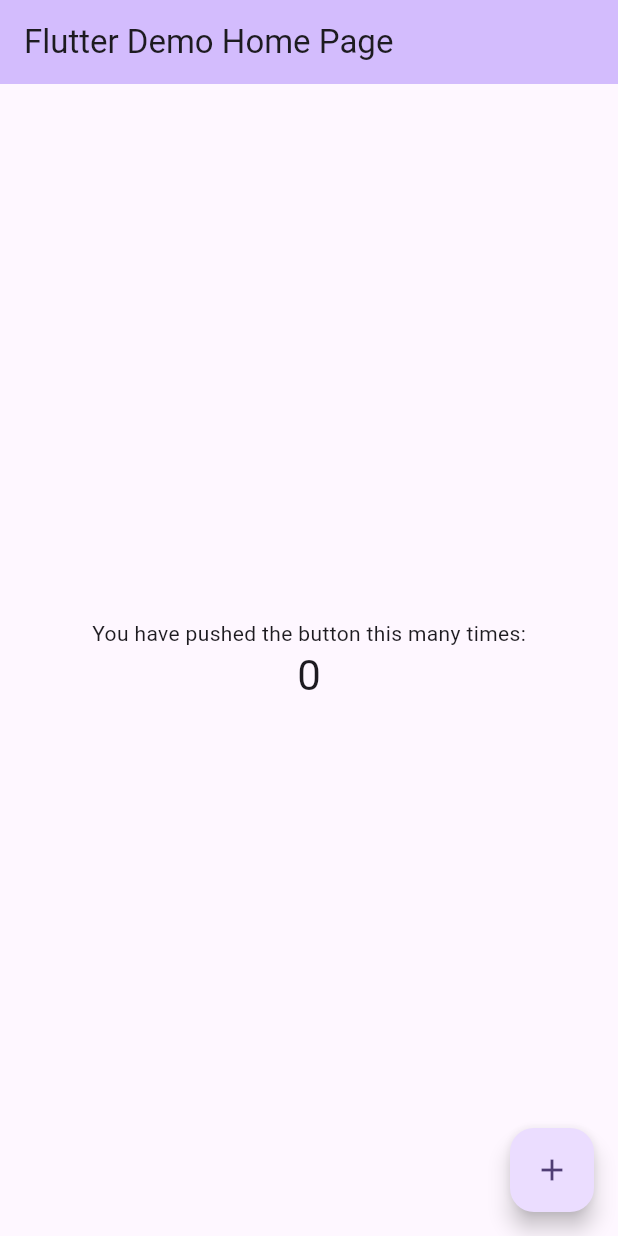
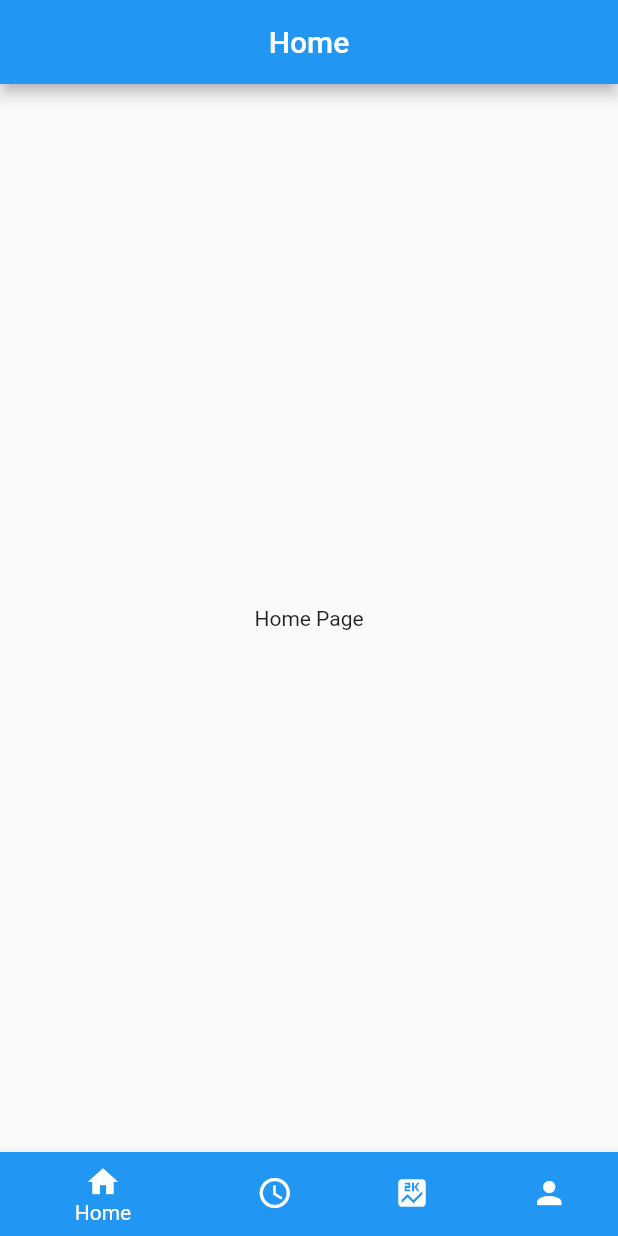
Before and after one commit to pthanhphong1502/lang_mobile, a Flutter app: the screen it shows after launch, on a phone screen of 412 x 824 dp. Run offline on Flutter 3.47's test engine with Material 2 defaults, Android fonts, the phone set to English and light mode, and no system bars.

Commit message:
Main Screen

```diff
--- a/lib/main.dart
+++ b/lib/main.dart
@@ -1,125 +1,235 @@
 import 'package:flutter/material.dart';
 
 void main() {
-  runApp(const MyApp());
+  runApp(MyApp());
 }
 
 class MyApp extends StatelessWidget {
-  const MyApp({super.key});
-
-  // This widget is the root of your application.
   @override
   Widget build(BuildContext context) {
     return MaterialApp(
-      title: 'Flutter Demo',
+      title: 'Lang_Mobile',
       theme: ThemeData(
-        // This is the theme of your application.
-        //
-        // TRY THIS: Try running your application with "flutter run". You'll see
-        // the application has a blue toolbar. Then, without quitting the app,
-        // try changing the seedColor in the colorScheme below to Colors.green
-        // and then invoke "hot reload" (save your changes or press the "hot
-        // reload" button in a Flutter-supported IDE, or press "r" if you used
-        // the command line to start the app).
-        //
-        // Notice that the counter didn't reset back to zero; the application
-        // state is not lost during the reload. To reset the state, use hot
-        // restart instead.
-        //
-        // This works for code too, not just values: Most code changes can be
-        // tested with just a hot reload.
-        colorScheme: ColorScheme.fromSeed(seedColor: Colors.deepPurple),
-        useMaterial3: true,
+        primarySwatch: Colors.blue,
       ),
-      home: const MyHomePage(title: 'Flutter Demo Home Page'),
+      home: HomePage(),
     );
   }
 }
 
-class MyHomePage extends StatefulWidget {
-  const MyHomePage({super.key, required this.title});
+class HomePage extends StatefulWidget {
+  @override
+  _HomePageState createState() => _HomePageState();
+}
 
-  // This widget is the home page of your application. It is stateful, meaning
-  // that it has a State object (defined below) that contains fields that affect
-  // how it looks.
+class _HomePageState extends State<HomePage> {
+  int _currentIndex = 0;
 
-  // This class is the configuration for the state. It holds the values (in this
-  // case the title) provided by the parent (in this case the App widget) and
-  // used by the build method of the State. Fields in a Widget subclass are
-  // always marked "final".
+  final List<Widget> _pages = [
+    HomePageContent(),
+    SchedulePage(),
+    PageScore(),
+    ProfilePage(),
+  ];
 
-  final String title;
+  final List<String> _pageTitles = [
+    'Home',
+    'Schedule',
+    'Score',
+    'Profile',
+  ];
 
   @override
-  State<MyHomePage> createState() => _MyHomePageState();
+  Widget build(BuildContext context) {
+    return Scaffold(
+      appBar: AppBar(
+        title: Text(_pageTitles[_currentIndex]),
+        centerTitle: true,
+      ),
+      body: _pages[_currentIndex],
+      bottomNavigationBar: BottomNavigationBar(
+        currentIndex: _currentIndex,
+        onTap: (index) {
+          setState(() {
+            _currentIndex = index;
+          });
+        },
+        items: [
+          BottomNavigationBarItem(
+            icon: Icon(Icons.home),
+            label: 'Home',
+            backgroundColor: Colors.blue,
+          ),
+          BottomNavigationBarItem(
+            icon: Icon(Icons.schedule),
+            label: 'Schedule',
+          ),
+          BottomNavigationBarItem(
+            icon: Icon(Icons.score),
+            label: 'Score',
+          ),
+          BottomNavigationBarItem(
+            icon: Icon(Icons.person),
+            label: 'Profile',
+          ),
+        ],
+      ),
+    );
+  }
 }
 
-class _MyHomePageState extends State<MyHomePage> {
-  int _counter = 0;
+class HomePageContent extends StatelessWidget {
+  @override
+  Widget build(BuildContext context) {
+    return Center(
+      child: Text('Home Page'),
+    );
+  }
+}
 
-  void _incrementCounter() {
-    setState(() {
-      // This call to setState tells the Flutter framework that something has
-      // changed in this State, which causes it to rerun the build method below
-      // so that the display can reflect the updated values. If we changed
-      // _counter without calling setState(), then the build method would not be
-      // called again, and so nothing would appear to happen.
-      _counter++;
-    });
+class SchedulePage extends StatelessWidget {
+  @override
+  Widget build(BuildContext context) {
+    return Center(
+      child: Text('Schedule Page'),
+    );
+  }
+}
+
+class PageScore extends StatefulWidget {
+  @override
+  _PageScoreState createState() => _PageScoreState();
+}
+
+class _PageScoreState extends State<PageScore> {
+  String _selectedFilter = 'All Classes';
+
+  List<Map<String, dynamic>> _classScores = [
+    {
+      'title': 'Math',
+      'score': 90,
+    },
+    {
+      'title': 'Science',
+      'score': 85,
+    },
+    {
+      'title': 'English',
+      'score': 95,
+    },
+  ];
+
+  List<Map<String, dynamic>> getFilteredClassScores() {
+    if (_selectedFilter == 'All Classes') {
+      return _classScores;
+    } else if (_selectedFilter == 'In Process') {
+      return _classScores.where((classScore) => classScore['score'] < 60).toList();
+    } else if (_selectedFilter == 'Done') {
+      return _classScores.where((classScore) => classScore['score'] >= 60).toList();
+    }
+    return _classScores;
+  }
+
+  Color getColorFromScore(int score) {
+    if (score >= 90) {
+      return Colors.yellow;
+    } else if (score >= 80) {
+      return Colors.orange;
+    } else {
+      return Colors.red;
+    }
   }
 
   @override
   Widget build(BuildContext context) {
-    // This method is rerun every time setState is called, for instance as done
-    // by the _incrementCounter method above.
-    //
-    // The Flutter framework has been optimized to make rerunning build methods
-    // fast, so that you can just rebuild anything that needs updating rather
-    // than having to individually change instances of widgets.
+    List<Map<String, dynamic>> filteredClassScores = getFilteredClassScores();
+
     return Scaffold(
-      appBar: AppBar(
-        // TRY THIS: Try changing the color here to a specific color (to
-        // Colors.amber, perhaps?) and trigger a hot reload to see the AppBar
-        // change color while the other colors stay the same.
-        backgroundColor: Theme.of(context).colorScheme.inversePrimary,
-        // Here we take the value from the MyHomePage object that was created by
-        // the App.build method, and use it to set our appbar title.
-        title: Text(widget.title),
+      body: Column(
+        children: [
+          Padding(
+            padding: const EdgeInsets.all(16.0),
+            child: DropdownButtonFormField<String>(
+              value: _selectedFilter,
+              decoration: InputDecoration(
+                border: OutlineInputBorder(),
+                labelText: 'Filter',
+                contentPadding: EdgeInsets.symmetric(horizontal: 16.0, vertical: 8.0),
+              ),
+              items: [
+                DropdownMenuItem(
+                  value: 'All Classes',
+                  child: Text('All Classes'),
+                ),
+                DropdownMenuItem(
+                  value: 'In Process',
+                  child: Text('In Process'),
+                ),
+                DropdownMenuItem(
+                  value: 'Done',
+                  child: Text('Done'),
+                ),
+              ],
+              onChanged: (String? newValue) {
+                setState(() {
+                  _selectedFilter = newValue!;
+                });
+              },
+            ),
+          ),
+          SizedBox(height: 16),
+          Expanded(
+            child: ListView.builder(
+              itemCount: filteredClassScores.length,
+              itemBuilder: (context, index) {
+                final classScore = filteredClassScores[index];
+                final title = classScore['title'];
+                final score = classScore['score'];
+                final color = getColorFromScore(score);
+
+                return Padding(
+                  padding: EdgeInsets.symmetric(horizontal: 16.0, vertical: 8.0),
+                  child: Container(
+                    height: 160, // Doubled the height
+                    decoration: BoxDecoration(
+                      color: Colors.blue, // Added background color
+                      borderRadius: BorderRadius.circular(8.0),
+                      boxShadow: [
+                        BoxShadow(
+                          color: Colors.grey.withOpacity(0.3),
+                          spreadRadius: 2,
+                          blurRadius: 5,
+                          offset: Offset(0, 3),
+                        ),
+                      ],
+                    ),
+                    child: ListTile(
+                      title: Text(
+                        title,
+                        style: TextStyle(fontWeight: FontWeight.bold, color: Colors.white),
+                      ),
+                      subtitle: Text(
+                        'Score: $score',
+                        style: TextStyle(color: color),
+                      ),
+                    ),
+                  ),
+                );
+              },
+            ),
+          ),
+        ],
       ),
-      body: Center(
-        // Center is a layout widget. It takes a single child and positions it
-        // in the middle of the parent.
-        child: Column(
-          // Column is also a layout widget. It takes a list of children and
-          // arranges them vertically. By default, it sizes itself to fit its
-          // children horizontally, and tries to be as tall as its parent.
-          //
-          // Column has various properties to control how it sizes itself and
-          // how it positions its children. Here we use mainAxisAlignment to
-          // center the children vertically; the main axis here is the vertical
-          // axis because Columns are vertical (the cross axis would be
-          // horizontal).
-          //
-          // TRY THIS: Invoke "debug painting" (choose the "Toggle Debug Paint"
-          // action in the IDE, or press "p" in the console), to see the
-          // wireframe for each widget.
-          mainAxisAlignment: MainAxisAlignment.center,
-          children: <Widget>[
-            const Text(
-              'You have pushed the button this many times:',
-            ),
-            Text(
-              '$_counter',
-              style: Theme.of(context).textTheme.headlineMedium,
-            ),
-          ],
-        ),
-      ),
-      floatingActionButton: FloatingActionButton(
-        onPressed: _incrementCounter,
-        tooltip: 'Increment',
-        child: const Icon(Icons.add),
-      ), // This trailing comma makes auto-formatting nicer for build methods.
     );
   }
 }
+
+
+class ProfilePage extends StatelessWidget {
+  @override
+  Widget build(BuildContext context) {
+    return Center(
+      child: Text('Profile Page'),
+    );
+  }
+}
```
